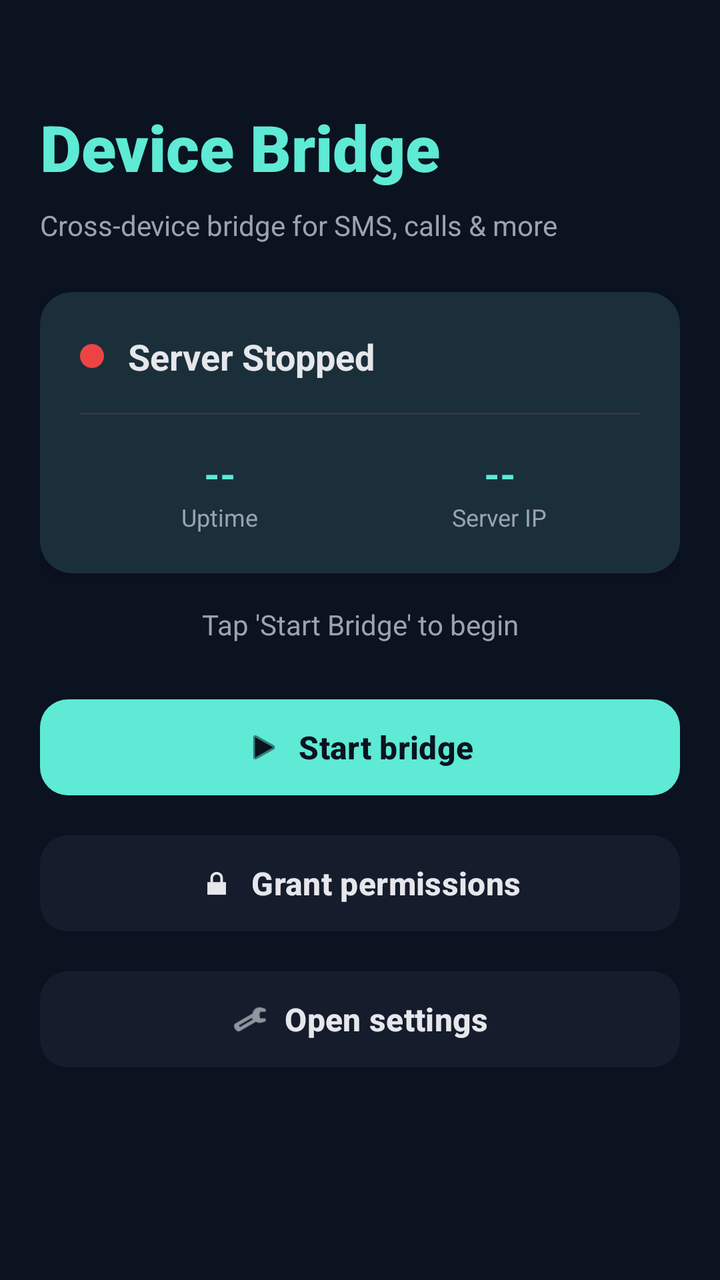
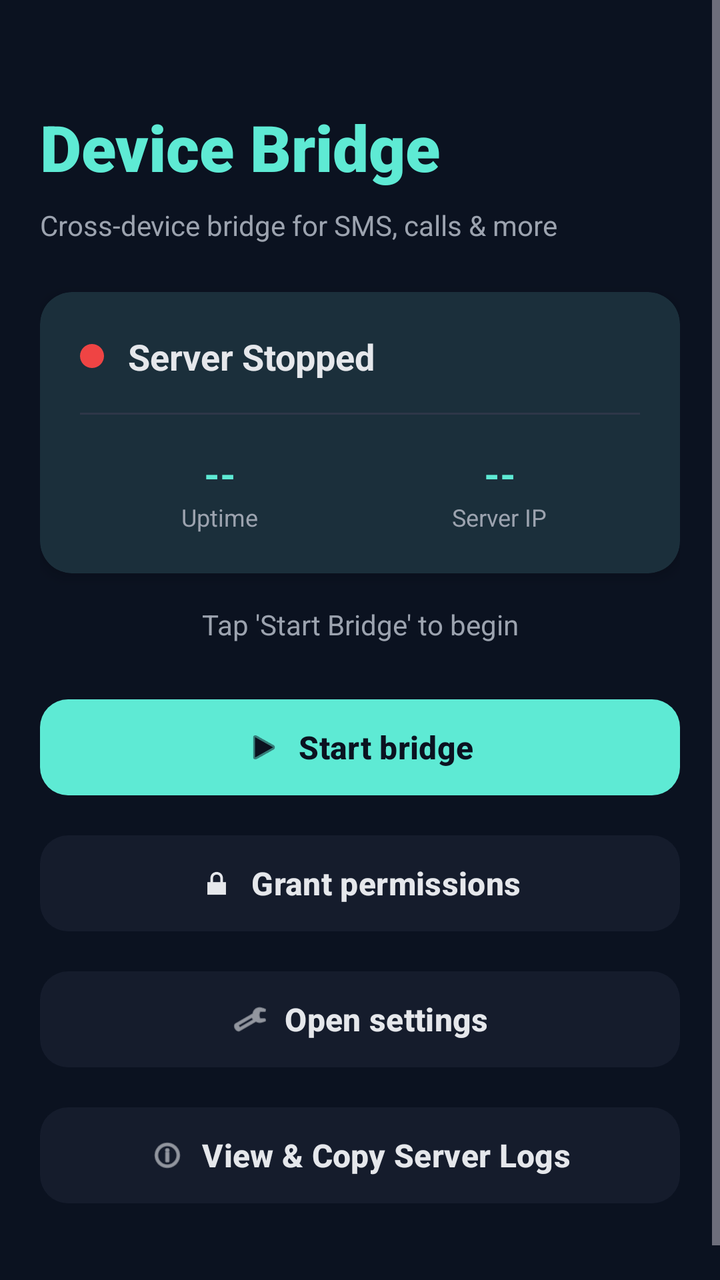

Screens rendered from an Android XML layout before and after an edit, with the pre-edit source and the edit as a unified diff.
<!-- AndroidManifest.xml: application theme Theme.DeviceBridge -->
<!-- res/layout/activity_main.xml -->
<?xml version="1.0" encoding="utf-8"?>
<ScrollView xmlns:android="http://schemas.android.com/apk/res/android"
    xmlns:app="http://schemas.android.com/apk/res-auto"
    android:layout_width="match_parent"
    android:layout_height="match_parent"
    android:background="@color/bridge_bg">

    <LinearLayout
        android:layout_width="match_parent"
        android:layout_height="wrap_content"
        android:orientation="vertical"
        android:padding="20dp">

        <TextView
            android:layout_width="match_parent"
            android:layout_height="wrap_content"
            android:layout_marginTop="32dp"
            android:layout_marginBottom="8dp"
            android:text="@string/app_name"
            android:textColor="@color/bridge_accent"
            android:textSize="32sp"
            android:textStyle="bold"
            android:fontFamily="sans-serif-black" />

        <TextView
            android:layout_width="match_parent"
            android:layout_height="wrap_content"
            android:layout_marginBottom="24dp"
            android:text="Cross-device bridge for SMS, calls &amp; more"
            android:textColor="#9CA3AF"
            android:textSize="14sp" />

        <com.google.android.material.card.MaterialCardView
            android:layout_width="match_parent"
            android:layout_height="wrap_content"
            android:layout_marginBottom="16dp"
            app:cardCornerRadius="16dp"
            app:cardBackgroundColor="@color/bridge_surface"
            app:strokeWidth="0dp"
            app:cardElevation="4dp">

            <LinearLayout
                android:layout_width="match_parent"
                android:layout_height="wrap_content"
                android:orientation="vertical"
                android:padding="20dp">

                <LinearLayout
                    android:layout_width="match_parent"
                    android:layout_height="wrap_content"
                    android:orientation="horizontal"
                    android:gravity="center_vertical">

                    <View
                        android:id="@+id/statusDot"
                        android:layout_width="12dp"
                        android:layout_height="12dp"
                        android:background="@drawable/status_dot_red" />

                    <TextView
                        android:id="@+id/statusLabel"
                        android:layout_width="0dp"
                        android:layout_height="wrap_content"
                        android:layout_weight="1"
                        android:layout_marginStart="12dp"
                        android:text="Server Stopped"
                        android:textColor="@color/bridge_text"
                        android:textSize="18sp"
                        android:textStyle="bold" />
                </LinearLayout>

                <View
                    android:layout_width="match_parent"
                    android:layout_height="1dp"
                    android:background="#2E3748"
                    android:layout_marginTop="16dp"
                    android:layout_marginBottom="16dp" />

                <LinearLayout
                    android:layout_width="match_parent"
                    android:layout_height="wrap_content"
                    android:orientation="horizontal"
                    android:baselineAligned="false">

                    <LinearLayout
                        android:layout_width="0dp"
                        android:layout_height="wrap_content"
                        android:layout_weight="1"
                        android:orientation="vertical"
                        android:gravity="center">

                        <TextView
                            android:id="@+id/statUptime"
                            android:layout_width="wrap_content"
                            android:layout_height="wrap_content"
                            android:text="--"
                            android:textColor="@color/bridge_accent"
                            android:textSize="20sp"
                            android:textStyle="bold" />

                        <TextView
                            android:layout_width="wrap_content"
                            android:layout_height="wrap_content"
                            android:text="Uptime"
                            android:textColor="#9CA3AF"
                            android:textSize="12sp" />
                    </LinearLayout>

                    <LinearLayout
                        android:layout_width="0dp"
                        android:layout_height="wrap_content"
                        android:layout_weight="1"
                        android:orientation="vertical"
                        android:gravity="center">

                        <TextView
                            android:id="@+id/statIP"
                            android:layout_width="wrap_content"
                            android:layout_height="wrap_content"
                            android:text="--"
                            android:textColor="@color/bridge_accent"
                            android:textSize="20sp"
                            android:textStyle="bold" />

                        <TextView
                            android:layout_width="wrap_content"
                            android:layout_height="wrap_content"
                            android:text="Server IP"
                            android:textColor="#9CA3AF"
                            android:textSize="12sp" />
                    </LinearLayout>
                </LinearLayout>

            </LinearLayout>
        </com.google.android.material.card.MaterialCardView>

        
        <com.google.android.material.card.MaterialCardView
            android:id="@+id/qrCard"
            android:layout_width="match_parent"
            android:layout_height="wrap_content"
            android:layout_marginBottom="16dp"
            android:visibility="gone"
            app:cardCornerRadius="16dp"
            app:cardBackgroundColor="@color/bridge_surface"
            app:strokeWidth="0dp"
            app:cardElevation="2dp">

            <LinearLayout
                android:layout_width="match_parent"
                android:layout_height="wrap_content"
                android:orientation="vertical"
                android:gravity="center"
                android:padding="20dp">

                <TextView
                    android:layout_width="wrap_content"
                    android:layout_height="wrap_content"
                    android:text="Scan from iOS App"
                    android:textColor="@color/bridge_text"
                    android:textSize="16sp"
                    android:textStyle="bold"
                    android:layout_marginBottom="12dp" />

                <ImageView
                    android:id="@+id/qrImage"
                    android:layout_width="200dp"
                    android:layout_height="200dp"
                    android:scaleType="fitCenter" />
            </LinearLayout>
        </com.google.android.material.card.MaterialCardView>

        <TextView
            android:id="@+id/status"
            android:layout_width="match_parent"
            android:layout_height="wrap_content"
            android:layout_marginBottom="24dp"
            android:text="Tap 'Start Bridge' to begin"
            android:textColor="#9CA3AF"
            android:textSize="14sp"
            android:gravity="center" />

        <com.google.android.material.button.MaterialButton
            android:id="@+id/startBridge"
            android:layout_width="match_parent"
            android:layout_height="56dp"
            android:layout_marginBottom="12dp"
            android:text="@string/start_bridge"
            android:textSize="16sp"
            android:textStyle="bold"
            app:cornerRadius="14dp"
            app:backgroundTint="@color/bridge_accent"
            android:textColor="@color/bridge_bg"
            app:icon="@android:drawable/ic_media_play"
            app:iconGravity="textStart"
            app:iconTint="@color/bridge_bg" />

        <com.google.android.material.button.MaterialButton
            android:id="@+id/grantPermissions"
            android:layout_width="match_parent"
            android:layout_height="56dp"
            android:layout_marginBottom="12dp"
            android:text="@string/grant_permissions"
            android:textSize="16sp"
            android:textStyle="bold"
            app:cornerRadius="14dp"
            app:backgroundTint="@color/bridge_surface"
            android:textColor="@color/bridge_text"
            app:icon="@android:drawable/ic_lock_lock"
            app:iconGravity="textStart"
            app:iconTint="@color/bridge_text" />

        <com.google.android.material.button.MaterialButton
            android:id="@+id/openSettings"
            android:layout_width="match_parent"
            android:layout_height="56dp"
            android:layout_marginBottom="24dp"
            android:text="@string/open_settings"
            android:textSize="16sp"
            android:textStyle="bold"
            app:cornerRadius="14dp"
            app:backgroundTint="@color/bridge_surface"
            android:textColor="@color/bridge_text"
            app:icon="@android:drawable/ic_menu_preferences"
            app:iconGravity="textStart"
            app:iconTint="@color/bridge_text" />

    </LinearLayout>
</ScrollView>
<!-- resources referenced by this layout -->
<resources>
  <color name="bridge_accent">#5EEAD4</color>
  <color name="bridge_bg">#0B1220</color>
  <color name="bridge_surface">#151C2C</color>
  <color name="bridge_text">#E5E7EB</color>
  <!-- drawable status_dot_red (drawable) -->
  <?xml version="1.0" encoding="utf-8"?>
  <shape xmlns:android="http://schemas.android.com/apk/res/android" android:shape="oval">
      <solid android:color="#EF4444" />
      <size android:width="12dp" android:height="12dp" />
  </shape>
  <string name="app_name">Device Bridge</string>
  <string name="grant_permissions">Grant permissions</string>
  <string name="open_settings">Open settings</string>
  <string name="start_bridge">Start bridge</string>
  <style name="Theme.DeviceBridge" parent="Theme.Material3.Dark.NoActionBar">
          <item name="colorPrimary">@color/bridge_accent</item>
          <item name="colorSecondary">@color/bridge_accent</item>
          <item name="colorSurface">@color/bridge_surface</item>
          <item name="colorOnSurface">@color/bridge_text</item>
          <item name="android:statusBarColor">@color/bridge_bg</item>
          <item name="android:navigationBarColor">@color/bridge_bg</item>
          <item name="android:windowBackground">@color/bridge_bg</item>
      </style>
</resources>

<!-- the commit's change to res/layout/activity_main.xml (unified diff, before → after) -->
@@ -214,7 +214,7 @@
             android:id="@+id/openSettings"
             android:layout_width="match_parent"
             android:layout_height="56dp"
-            android:layout_marginBottom="24dp"
+            android:layout_marginBottom="12dp"
             android:text="@string/open_settings"
             android:textSize="16sp"
             android:textStyle="bold"
@@ -225,5 +225,20 @@
             app:iconGravity="textStart"
             app:iconTint="@color/bridge_text" />
 
+        <com.google.android.material.button.MaterialButton
+            android:id="@+id/mainViewLogs"
+            android:layout_width="match_parent"
+            android:layout_height="56dp"
+            android:layout_marginBottom="32dp"
+            android:text="View &amp; Copy Server Logs"
+            android:textSize="16sp"
+            android:textStyle="bold"
+            app:cornerRadius="14dp"
+            app:backgroundTint="@color/bridge_surface"
+            android:textColor="@color/bridge_text"
+            app:icon="@android:drawable/ic_menu_info_details"
+            app:iconGravity="textStart"
+            app:iconTint="@color/bridge_text" />
+
     </LinearLayout>
 </ScrollView>
